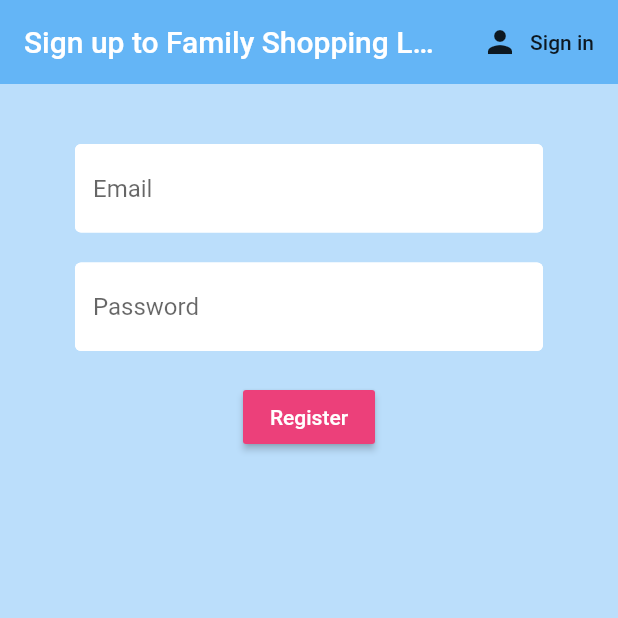
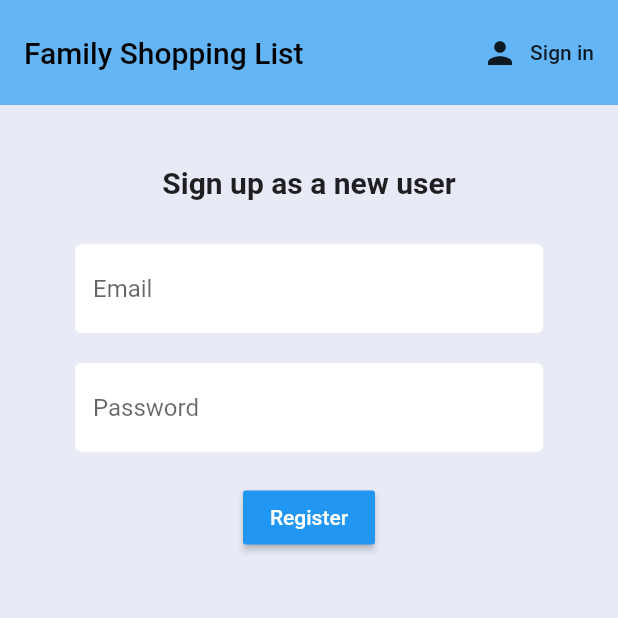
Before and after one commit to ByromJomaa/Family_Shopping_List, a Flutter app: the screen it shows after launch, after a tap on "Sign in", after a tap on "Register", on a phone screen of 412 x 824 dp, the top half of it. Run offline on Flutter 3.47's test engine with Material 2 defaults, Android fonts, the phone set to English and light mode, and no system bars; our stand-ins replace cloud_firestore, firebase_auth, flutter_spinkit; accounts and stored records are empty.

Commit message:
Revamp Authentication Screens

```diff
--- a/family_shopping_list/lib/screens/authenticate/register.dart
+++ b/family_shopping_list/lib/screens/authenticate/register.dart
@@ -27,11 +27,17 @@ class _RegisterState extends State<Register> {
     return loading
         ? Loading()
         : Scaffold(
-            backgroundColor: Colors.blue[100],
+            backgroundColor: Colors.indigo[50],
             appBar: AppBar(
               backgroundColor: Colors.blue[300],
               elevation: 0.0,
-              title: Text('Sign up to Family Shopping List'),
+              toolbarHeight: 70.0,
+              title: Text(
+                'Family Shopping List',
+                style: TextStyle(
+                  color: Colors.black,
+                ),
+              ),
               actions: <Widget>[
                 FlatButton.icon(
                   icon: Icon(Icons.person),
@@ -49,6 +55,15 @@ class _RegisterState extends State<Register> {
                 child: Column(
                   children: <Widget>[
                     SizedBox(height: 20.0),
+                    Text(
+                      'Sign up as a new user',
+                      textAlign: TextAlign.left,
+                      style: TextStyle(
+                        fontSize: 20.0,
+                        fontWeight: FontWeight.bold,
+                      ),
+                    ),
+                    SizedBox(height: 30.0),
                     TextFormField(
                       decoration:
                           textInputDecoration.copyWith(hintText: 'Email'),
@@ -75,7 +90,7 @@ class _RegisterState extends State<Register> {
                     ),
                     SizedBox(height: 20.0),
                     RaisedButton(
-                      color: Colors.pink[400],
+                      color: Colors.blue[500],
                       child: Text('Register',
                           style: TextStyle(color: Colors.white)),
                       onPressed: () async {
--- a/family_shopping_list/lib/screens/authenticate/sign_in.dart
+++ b/family_shopping_list/lib/screens/authenticate/sign_in.dart
@@ -29,11 +29,17 @@ class _SignInState extends State<SignIn> {
     return loading
         ? Loading()
         : Scaffold(
-            backgroundColor: Colors.blue[100],
+            backgroundColor: Colors.indigo[50],
             appBar: AppBar(
               backgroundColor: Colors.blue[300],
               elevation: 0.0,
-              title: Text('Sign in to Family Shopping List'),
+              toolbarHeight: 70.0,
+              title: Text(
+                'Family Shopping List',
+                style: TextStyle(
+                  color: Colors.black,
+                ),
+              ),
               actions: <Widget>[
                 FlatButton.icon(
                   icon: Icon(Icons.person),
@@ -51,6 +57,15 @@ class _SignInState extends State<SignIn> {
                 child: Column(
                   children: <Widget>[
                     SizedBox(height: 20.0),
+                    Text(
+                      'Sign in',
+                      textAlign: TextAlign.left,
+                      style: TextStyle(
+                        fontSize: 20.0,
+                        fontWeight: FontWeight.bold,
+                      ),
+                    ),
+                    SizedBox(height: 30.0),
                     TextFormField(
                       decoration:
                           textInputDecoration.copyWith(hintText: 'Email'),
@@ -77,7 +92,7 @@ class _SignInState extends State<SignIn> {
                     ),
                     SizedBox(height: 20.0),
                     RaisedButton(
-                      color: Colors.pink[400],
+                      color: Colors.blue[500],
                       child: Text('Sign in',
                           style: TextStyle(color: Colors.white)),
                       onPressed: () async {
```
